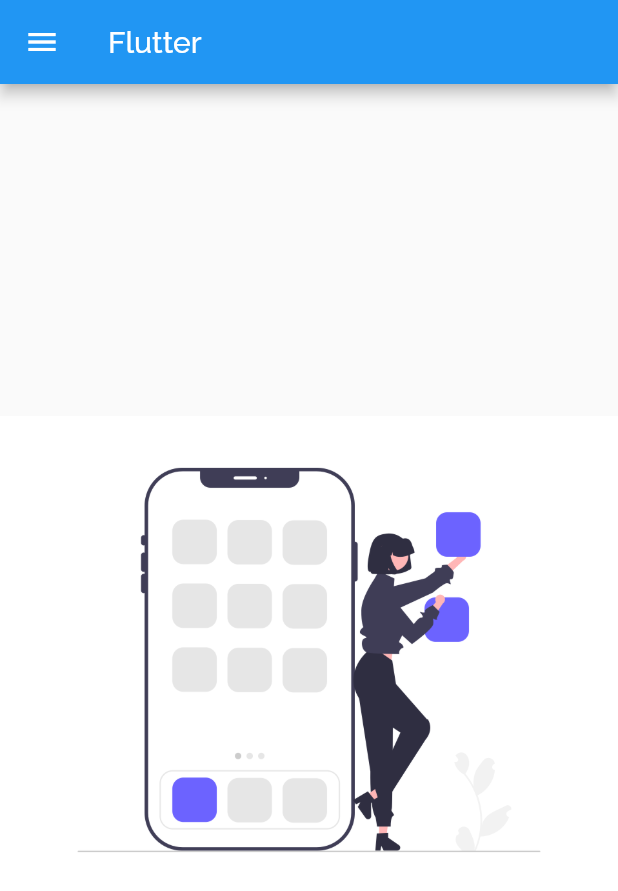
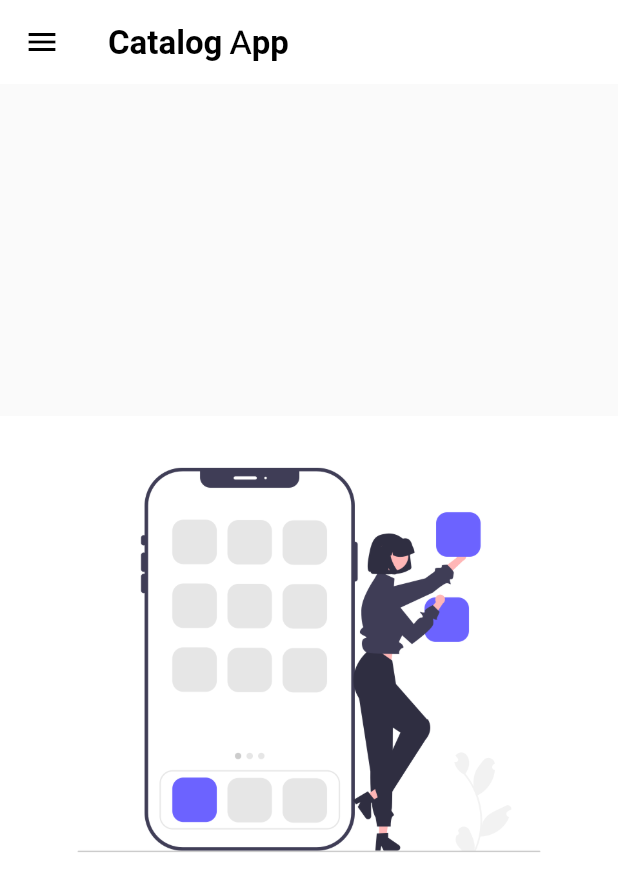
Before and after one commit to Valac01/hello-flutter, a Flutter app: the screen it shows after launch, on a phone screen of 412 x 824 dp. Shown: the top 891 px of the screen. Run offline on Flutter 3.47's test engine with Material 2 defaults, Android fonts, the phone set to English and light mode, and no system bars; our stand-ins replace google_fonts.

Commit message:
Theme extracted

```diff
--- a/lib/main.dart
+++ b/lib/main.dart
@@ -3,6 +3,7 @@
 import 'package:hello_flutter/pages/home_page.dart';
 import 'package:hello_flutter/pages/login_page.dart';
 import 'package:hello_flutter/utils/routes.dart';
+import 'package:hello_flutter/widgets/theme.dart';
 
 void main() {
   runApp(myApp());
@@ -14,10 +15,8 @@
   Widget build(BuildContext context) {
     return MaterialApp(
       themeMode: ThemeMode.light,
-      theme: ThemeData(
-          fontFamily: GoogleFonts.raleway().fontFamily,
-          primaryTextTheme: GoogleFonts.ralewayTextTheme()),
-      darkTheme: ThemeData(primarySwatch: Colors.orange),
+      theme: MyTheme.lightTheme(context),
+      darkTheme: MyTheme.darkTheme(context),
       initialRoute: MyRoutes.homeRoute,
       routes: {
         MyRoutes.homeRoute: (context) => HomePage(),
--- a/lib/pages/home_page.dart
+++ b/lib/pages/home_page.dart
@@ -8,7 +8,9 @@
   Widget build(BuildContext context) {
     return Scaffold(
       appBar: AppBar(
-        title: Text("Flutter"),
+        title: Text(
+          "Catalog App",
+        ),
       ),
       body: Center(
         child: Image.asset("assets/images/home.png"),
--- /dev/null
+++ b/lib/widgets/theme.dart
@@ -0,0 +1,17 @@
+import 'package:flutter/material.dart';
+import 'package:google_fonts/google_fonts.dart';
+
+class MyTheme {
+  static ThemeData lightTheme(BuildContext context) => ThemeData(
+      fontFamily: GoogleFonts.raleway().fontFamily,
+      primaryTextTheme: GoogleFonts.ralewayTextTheme(),
+      appBarTheme: AppBarTheme(
+          elevation: 0.0,
+          color: Colors.white,
+          iconTheme: IconThemeData(color: Colors.black),
+          titleTextStyle: TextStyle(
+              color: Colors.black, fontSize: 22, fontWeight: FontWeight.w600)));
+
+  static ThemeData darkTheme(BuildContext context) =>
+      ThemeData(primarySwatch: Colors.orange);
+}
```
